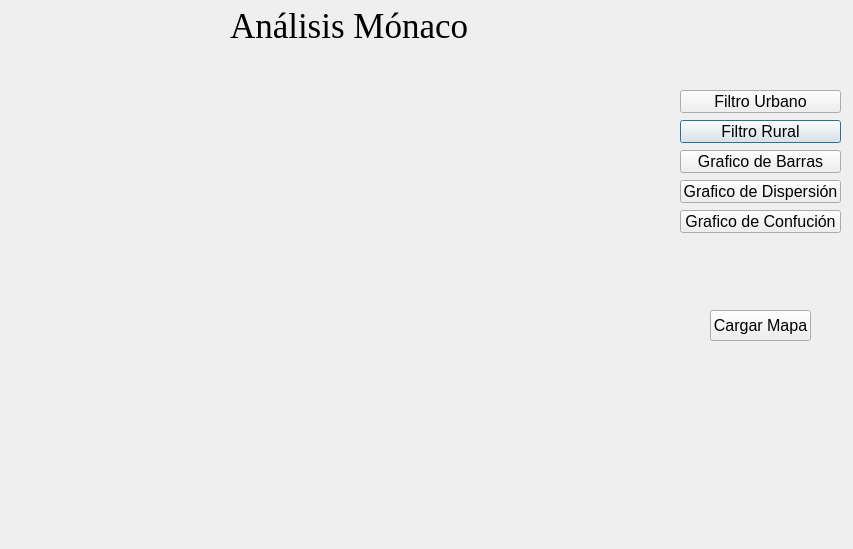
Qt form interfaceGUI.ui (L3C74M0/Monaco) before a commit.
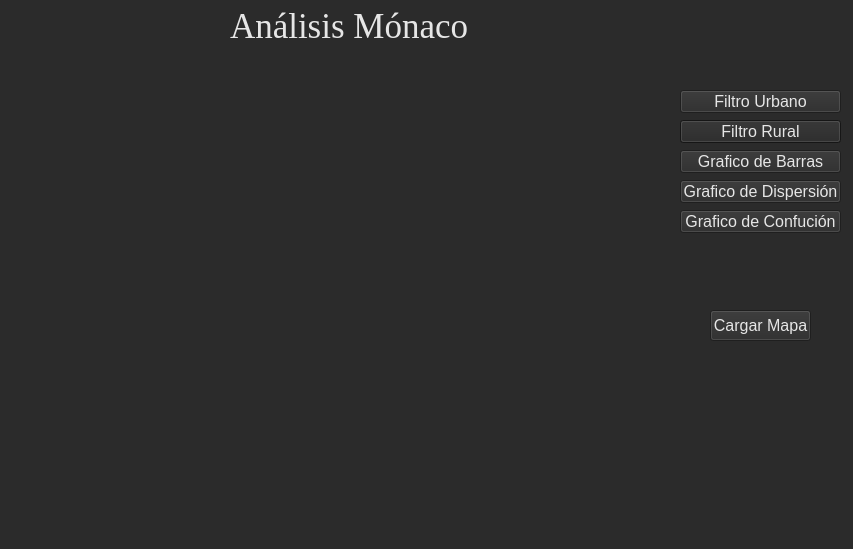
The same form after that commit. Icons and pictures are not drawn.

What changed in the file:
```diff
--- a/interfaceGUI.ui
+++ b/interfaceGUI.ui
@@ -20,6 +20,14 @@
   <property name="windowOpacity">
    <double>1.000000000000000</double>
   </property>
+  <property name="styleSheet">
+   <string notr="true">background-color: rgb(43, 43, 43);
+gridline-color: rgb(27, 27, 27);
+selection-background-color: rgb(27, 27, 27);
+selection-color: rgb(27, 27, 27);
+border-top-color: rgb(27, 27, 27);
+border-color: rgb(27, 27, 27);</string>
+  </property>
   <widget class="QPushButton" name="filtroRural">
    <property name="geometry">
     <rect>
@@ -34,6 +42,9 @@
      <pointsize>12</pointsize>
     </font>
    </property>
+   <property name="styleSheet">
+    <string notr="true">color: rgb(230, 230, 230);</string>
+   </property>
    <property name="text">
     <string>Filtro Rural</string>
    </property>
@@ -52,6 +63,9 @@
      <pointsize>12</pointsize>
     </font>
    </property>
+   <property name="styleSheet">
+    <string notr="true">color: rgb(230, 230, 230);</string>
+   </property>
    <property name="text">
     <string>Filtro Urbano</string>
    </property>
@@ -70,6 +84,9 @@
      <pointsize>12</pointsize>
     </font>
    </property>
+   <property name="styleSheet">
+    <string notr="true">color: rgb(230, 230, 230);</string>
+   </property>
    <property name="text">
     <string>Grafico de Barras</string>
    </property>
@@ -88,6 +105,9 @@
      <pointsize>12</pointsize>
     </font>
    </property>
+   <property name="styleSheet">
+    <string notr="true">color: rgb(230, 230, 230);</string>
+   </property>
    <property name="text">
     <string>Grafico de Dispersión</string>
    </property>
@@ -106,6 +126,9 @@
      <pointsize>12</pointsize>
     </font>
    </property>
+   <property name="styleSheet">
+    <string notr="true">color: rgb(230, 230, 230);</string>
+   </property>
    <property name="text">
     <string>Cargar Mapa</string>
    </property>
@@ -124,6 +147,9 @@
      <pointsize>12</pointsize>
     </font>
    </property>
+   <property name="styleSheet">
+    <string notr="true">color: rgb(230, 230, 230);</string>
+   </property>
    <property name="text">
     <string>Grafico de Confución</string>
    </property>
@@ -143,6 +169,9 @@
      <pointsize>26</pointsize>
     </font>
    </property>
+   <property name="styleSheet">
+    <string notr="true">color: rgb(230, 230, 230);</string>
+   </property>
    <property name="text">
     <string>Análisis Mónaco</string>
    </property>
@@ -166,6 +195,38 @@
     <enum>Qt::AutoText</enum>
    </property>
   </widget>
+  <widget class="QLabel" name="labelRural">
+   <property name="geometry">
+    <rect>
+     <x>16</x>
+     <y>62</y>
+     <width>641</width>
+     <height>451</height>
+    </rect>
+   </property>
+   <property name="styleSheet">
+    <string notr="true">border-image: url(:/imagen/img/b4.tif);</string>
+   </property>
+   <property name="text">
+    <string/>
+   </property>
+  </widget>
+  <widget class="QLabel" name="labelBarras">
+   <property name="geometry">
+    <rect>
+     <x>16</x>
+     <y>62</y>
+     <width>641</width>
+     <height>451</height>
+    </rect>
+   </property>
+   <property name="styleSheet">
+    <string notr="true">border-image: url(:/graficoBarras/img/graficoBarras.png);</string>
+   </property>
+   <property name="text">
+    <string/>
+   </property>
+  </widget>
  </widget>
  <resources>
   <include location="mapa.qrc"/>
```
Left out of the diff: 4 changed lines with no effect on the pictures.
